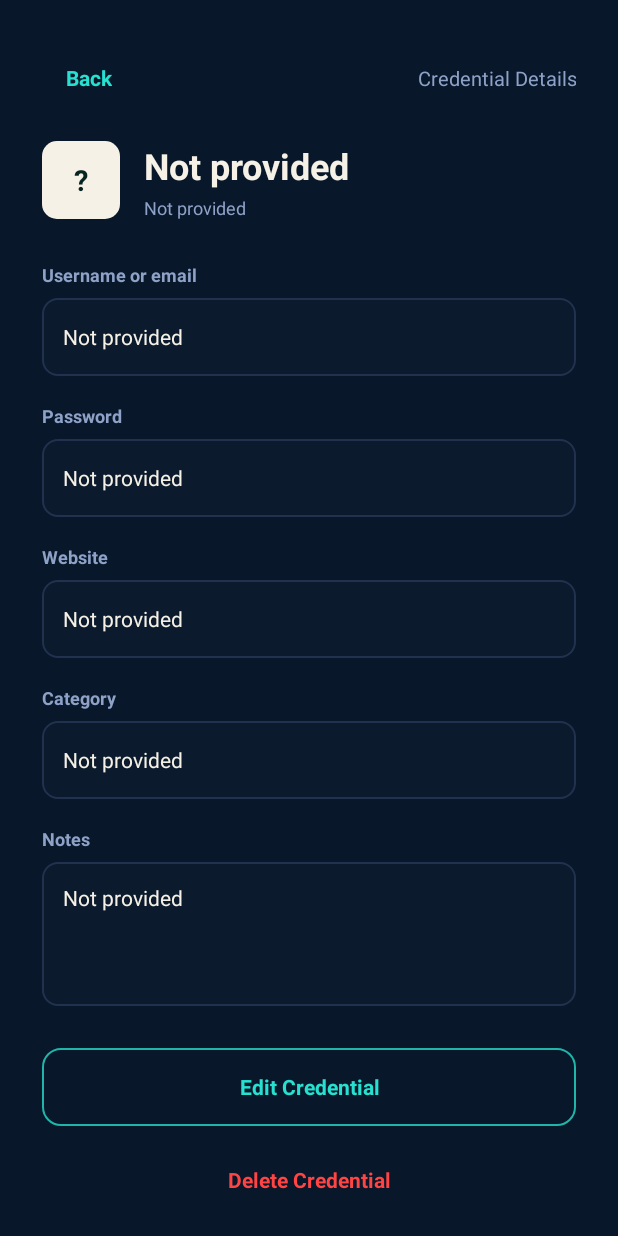
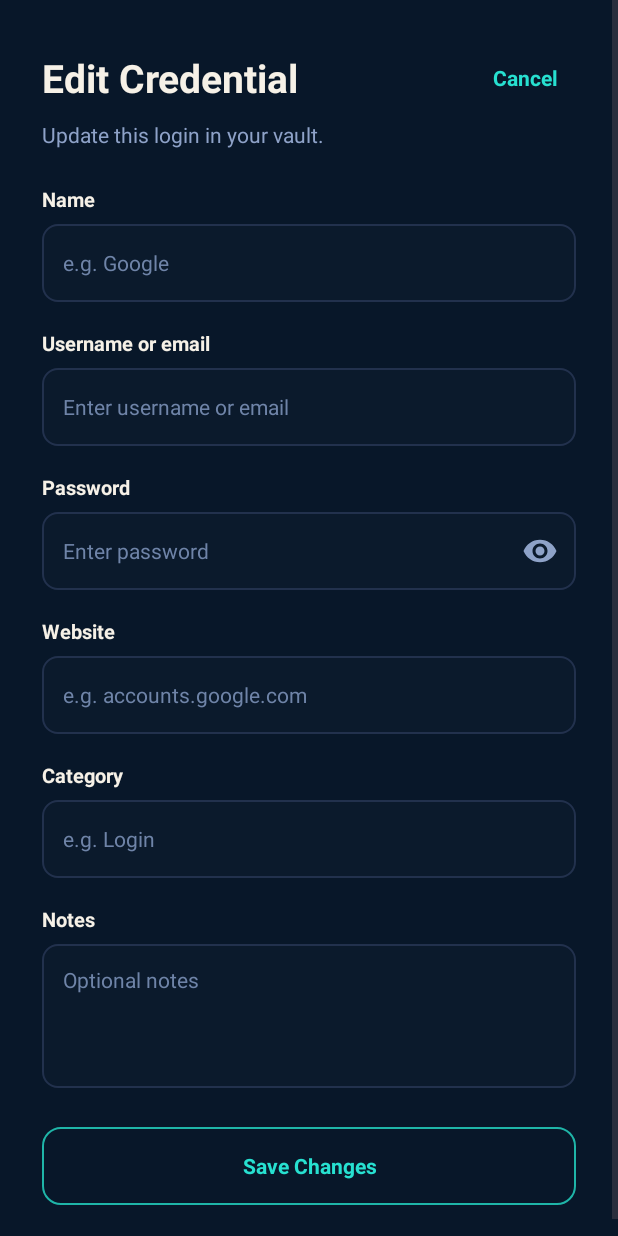
Before and after one commit to Mx-22-Cy/safekey-android-java, an Android app: the CredentialDetailsActivity screen opened directly, with no data from a screen before it, after a tap on "Edit Credential", on a phone screen of 412 x 824 dp. Run offline under Robolectric (Android 15) with nearby library versions, the phone set to English and light mode, and no system bars; 2 statements that could not run were skipped.

Commit message:
Add Week 4 credential edit flow

```diff
--- a/app/src/main/java/com/safekey/app/vault/AddCredentialActivity.java
+++ b/app/src/main/java/com/safekey/app/vault/AddCredentialActivity.java
@@ -30,6 +30,28 @@ public class AddCredentialActivity extends AppCompatActivity {
     private AppCompatImageButton buttonToggleCredentialPassword;
 
     private boolean passwordVisible = false;
+    private boolean editMode = false;
+
+    public static final String EXTRA_EDIT_MODE =
+            "edit_mode";
+
+    public static final String EXTRA_NAME =
+            "edit_credential_name";
+
+    public static final String EXTRA_USERNAME =
+            "edit_credential_username";
+
+    public static final String EXTRA_PASSWORD =
+            "edit_credential_password";
+
+    public static final String EXTRA_WEBSITE =
+            "edit_credential_website";
+
+    public static final String EXTRA_CATEGORY =
+            "edit_credential_category";
+
+    public static final String EXTRA_NOTES =
+            "edit_credential_notes";
 
     @Override
     protected void onCreate(
@@ -92,6 +114,7 @@ public class AddCredentialActivity extends AppCompatActivity {
         );
 
         bindViews();
+        loadEditData();
         setupActions();
     }
 
@@ -131,6 +154,82 @@ public class AddCredentialActivity extends AppCompatActivity {
                 findViewById(
                         R.id.editCredentialNotes
                 );
+    }
+
+    private void loadEditData() {
+
+        editMode =
+                getIntent().getBooleanExtra(
+                        EXTRA_EDIT_MODE,
+                        false
+                );
+
+        if (!editMode) {
+            return;
+        }
+
+        TextView textTitle =
+                findViewById(
+                        R.id.textAddCredentialTitle
+                );
+
+        TextView textSubtitle =
+                findViewById(
+                        R.id.textAddCredentialSubtitle
+                );
+
+        TextView buttonSave =
+                findViewById(
+                        R.id.buttonSaveCredential
+                );
+
+        textTitle.setText(
+                R.string.edit_credential_title
+        );
+
+        textSubtitle.setText(
+                R.string.edit_credential_subtitle
+        );
+
+        buttonSave.setText(
+                R.string.edit_credential_save
+        );
+
+        editCredentialName.setText(
+                getIntent().getStringExtra(
+                        EXTRA_NAME
+                )
+        );
+
+        editCredentialUsername.setText(
+                getIntent().getStringExtra(
+                        EXTRA_USERNAME
+                )
+        );
+
+        editCredentialPassword.setText(
+                getIntent().getStringExtra(
+                        EXTRA_PASSWORD
+                )
+        );
+
+        editCredentialWebsite.setText(
+                getIntent().getStringExtra(
+                        EXTRA_WEBSITE
+                )
+        );
+
+        editCredentialCategory.setText(
+                getIntent().getStringExtra(
+                        EXTRA_CATEGORY
+                )
+        );
+
+        editCredentialNotes.setText(
+                getIntent().getStringExtra(
+                        EXTRA_NOTES
+                )
+        );
     }
 
     private void setupActions() {
@@ -273,9 +372,14 @@ public class AddCredentialActivity extends AppCompatActivity {
          * Real saving will be connected through the
          * approved encrypted VaultDataService flow.
          */
+        int messageResource =
+                editMode
+                        ? R.string.edit_credential_save_pending
+                        : R.string.add_credential_save_pending;
+
         Toast.makeText(
                 this,
-                R.string.add_credential_save_pending,
+                messageResource,
                 Toast.LENGTH_SHORT
         ).show();
     }
--- a/app/src/main/java/com/safekey/app/vault/CredentialDetailsActivity.java
+++ b/app/src/main/java/com/safekey/app/vault/CredentialDetailsActivity.java
@@ -1,5 +1,6 @@
 package com.safekey.app.vault;
 
+import android.content.Intent;
 import android.os.Bundle;
 import android.text.method.HideReturnsTransformationMethod;
 import android.text.method.PasswordTransformationMethod;
@@ -286,11 +287,7 @@ public class CredentialDetailsActivity extends AppCompatActivity {
 
         buttonEdit.setOnClickListener(
                 view ->
-                        Toast.makeText(
-                                this,
-                                R.string.credential_details_edit_pending,
-                                Toast.LENGTH_SHORT
-                        ).show()
+                        openEditCredentialScreen()
         );
 
         buttonDelete.setOnClickListener(
@@ -300,6 +297,66 @@ public class CredentialDetailsActivity extends AppCompatActivity {
                                 R.string.credential_details_delete_pending,
                                 Toast.LENGTH_SHORT
                         ).show()
+        );
+    }
+
+    private void openEditCredentialScreen() {
+
+        Intent intent =
+                new Intent(
+                        CredentialDetailsActivity.this,
+                        AddCredentialActivity.class
+                );
+
+        intent.putExtra(
+                AddCredentialActivity.EXTRA_EDIT_MODE,
+                true
+        );
+
+        intent.putExtra(
+                AddCredentialActivity.EXTRA_NAME,
+                getIntent().getStringExtra(
+                        EXTRA_NAME
+                )
+        );
+
+        intent.putExtra(
+                AddCredentialActivity.EXTRA_USERNAME,
+                getIntent().getStringExtra(
+                        EXTRA_USERNAME
+                )
+        );
+
+        intent.putExtra(
+                AddCredentialActivity.EXTRA_PASSWORD,
+                getIntent().getStringExtra(
+                        EXTRA_PASSWORD
+                )
+        );
+
+        intent.putExtra(
+                AddCredentialActivity.EXTRA_WEBSITE,
+                getIntent().getStringExtra(
+                        EXTRA_WEBSITE
+                )
+        );
+
+        intent.putExtra(
+                AddCredentialActivity.EXTRA_CATEGORY,
+                getIntent().getStringExtra(
+                        EXTRA_CATEGORY
+                )
+        );
+
+        intent.putExtra(
+                AddCredentialActivity.EXTRA_NOTES,
+                getIntent().getStringExtra(
+                        EXTRA_NOTES
+                )
+        );
+
+        startActivity(
+                intent
         );
     }
 
--- a/app/src/main/res/layout/activity_add_credential.xml
+++ b/app/src/main/res/layout/activity_add_credential.xml
@@ -35,6 +35,7 @@
                 android:orientation="horizontal">
 
                 <TextView
+                    android:id="@+id/textAddCredentialTitle"
                     android:layout_width="0dp"
                     android:layout_height="wrap_content"
                     android:layout_weight="1"
@@ -58,6 +59,7 @@
             </LinearLayout>
 
             <TextView
+                android:id="@+id/textAddCredentialSubtitle"
                 android:layout_width="match_parent"
                 android:layout_height="wrap_content"
                 android:layout_marginTop="4dp"
--- a/app/src/main/res/values/strings.xml
+++ b/app/src/main/res/values/strings.xml
@@ -165,7 +165,6 @@
     <string name="credential_details_delete">Delete Credential</string>
 
     <string name="credential_details_not_provided">Not provided</string>
-    <string name="credential_details_edit_pending">Credential editing will be connected during data integration.</string>
     <string name="credential_details_delete_pending">Credential deletion will be connected during data integration.</string>
 
     <!-- Week 4 Secure Note Details -->
@@ -200,4 +199,9 @@
     <string name="vault_preview_dot">•</string>
     <string name="secure_note_icon_letter">N</string>
 
+    <string name="edit_credential_title">Edit Credential</string>
+    <string name="edit_credential_subtitle">Update this login in your vault.</string>
+    <string name="edit_credential_save">Save Changes</string>
+    <string name="edit_credential_save_pending">Credential changes are ready. Secure database updating will be connected during data integration.</string>
+
 </resources>
```
